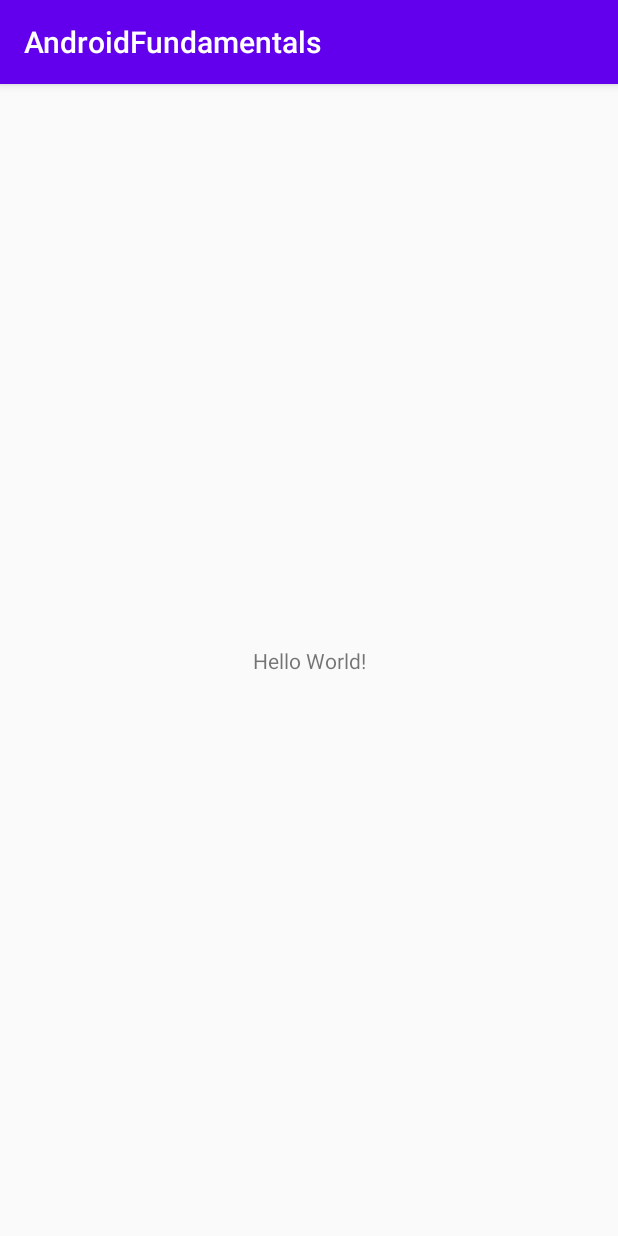
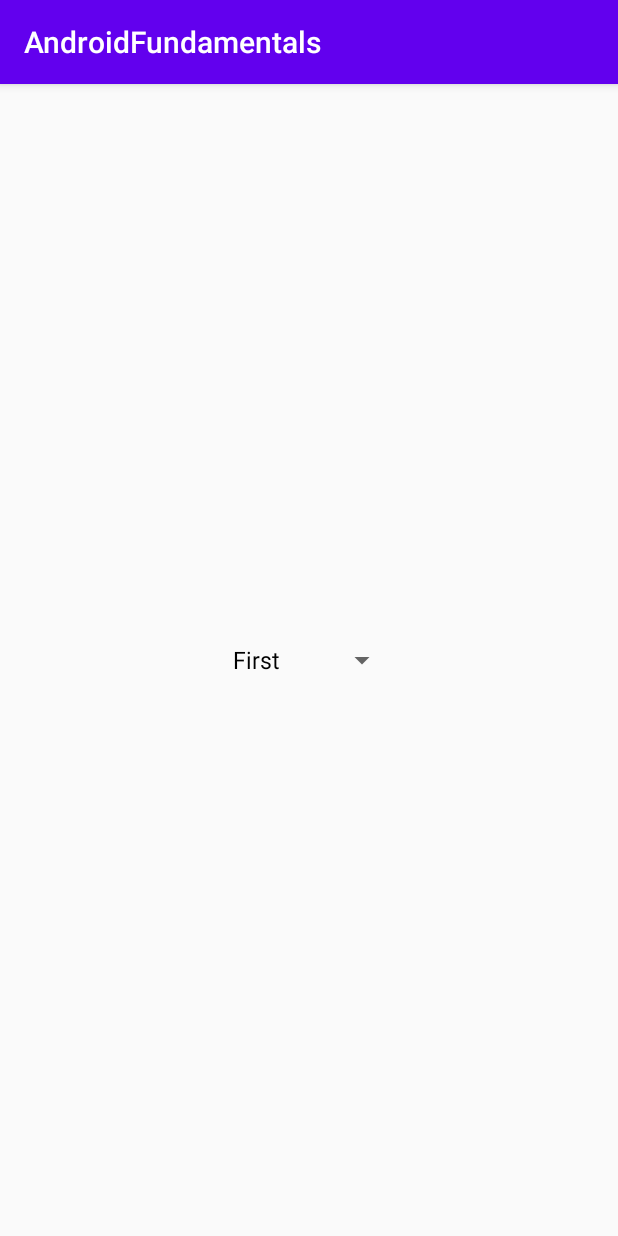
Before and after one commit to vilfrack/AndroidBasic, an Android app: the screen it shows after launch (MainActivity), on a phone screen of 412 x 824 dp. Run offline under Robolectric (Android 15) with nearby library versions, the phone set to English and light mode, and no system bars.

```diff
--- a/app/src/main/java/com/androidfundamentals/MainActivity.kt
+++ b/app/src/main/java/com/androidfundamentals/MainActivity.kt
@@ -3,6 +3,11 @@ package com.androidfundamentals
 import androidx.appcompat.app.AppCompatActivity
 import android.os.Bundle
 import android.util.Log
+import android.view.View
+import android.widget.AdapterView
+import android.widget.ArrayAdapter
+import android.widget.Toast
+import kotlinx.android.synthetic.main.activity_main.*
 import java.util.*
 import kotlin.math.log
 
@@ -11,6 +16,27 @@ class MainActivity : AppCompatActivity() {
         super.onCreate(savedInstanceState)
         setContentView(R.layout.activity_main)
 
+        //con esta codigo se puede modificar el contenido del spinner
+        val customList = listOf("First","Second","Third","Fourth")
+        val adapter = ArrayAdapter<String>(this,R.layout.support_simple_spinner_dropdown_item, customList)
+        spMonths.adapter = adapter
+        //-----------------------------------------------------------
+
+        spMonths.onItemSelectedListener = object : AdapterView.OnItemSelectedListener{
+            override fun onNothingSelected(parent: AdapterView<*>?) {
+
+            }
+
+            override fun onItemSelected(
+                parent: AdapterView<*>?,
+                view: View?,
+                position: Int,
+                id: Long
+            ) {
+                //se le pasa el activity en el que se esta trabajando
+                Toast.makeText(this@MainActivity, "You selected ${parent?.getItemAtPosition(position).toString()}", Toast.LENGTH_LONG).show()
+            }
+        }
     }
 
 
--- a/app/src/main/res/layout/activity_main.xml
+++ b/app/src/main/res/layout/activity_main.xml
@@ -6,13 +6,15 @@
     android:layout_height="match_parent"
     tools:context=".MainActivity">
 
-    <TextView
+    <Spinner
+        android:id="@+id/spMonths"
         android:layout_width="wrap_content"
         android:layout_height="wrap_content"
-        android:text="Hello World!"
+        android:entries="@array/months"
         app:layout_constraintBottom_toBottomOf="parent"
-        app:layout_constraintLeft_toLeftOf="parent"
-        app:layout_constraintRight_toRightOf="parent"
+        app:layout_constraintEnd_toEndOf="parent"
+        app:layout_constraintHorizontal_bias="0.5"
+        app:layout_constraintStart_toStartOf="parent"
         app:layout_constraintTop_toTopOf="parent" />
 
 </androidx.constraintlayout.widget.ConstraintLayout>
--- a/app/src/main/res/values/strings.xml
+++ b/app/src/main/res/values/strings.xml
@@ -1,3 +1,17 @@
 <resources>
     <string name="app_name">AndroidFundamentals</string>
+    <string-array name="months">
+        <item>January</item>
+        <item>February</item>
+        <item>March</item>
+        <item>April</item>
+        <item>May</item>
+        <item>June</item>
+        <item>July</item>
+        <item>August</item>
+        <item>September</item>
+        <item>October</item>
+        <item>November</item>
+        <item>December</item>
+    </string-array>
 </resources>
```
Also changed, not shown: 1 other file.
